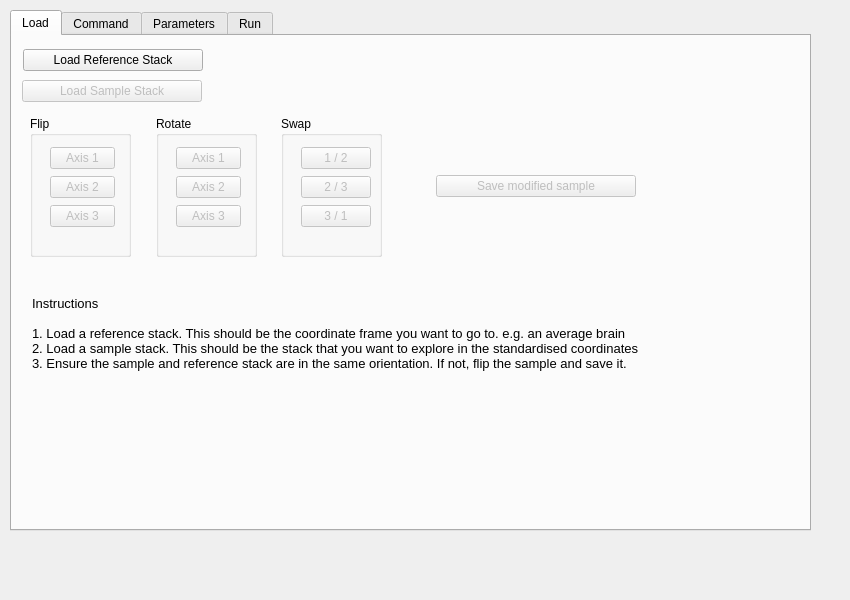
The window that registrationPlugins/elastix_plugin.ui (SainsburyWellcomeCentre/lasagna) describes before a commit, drawn with Qt 5.
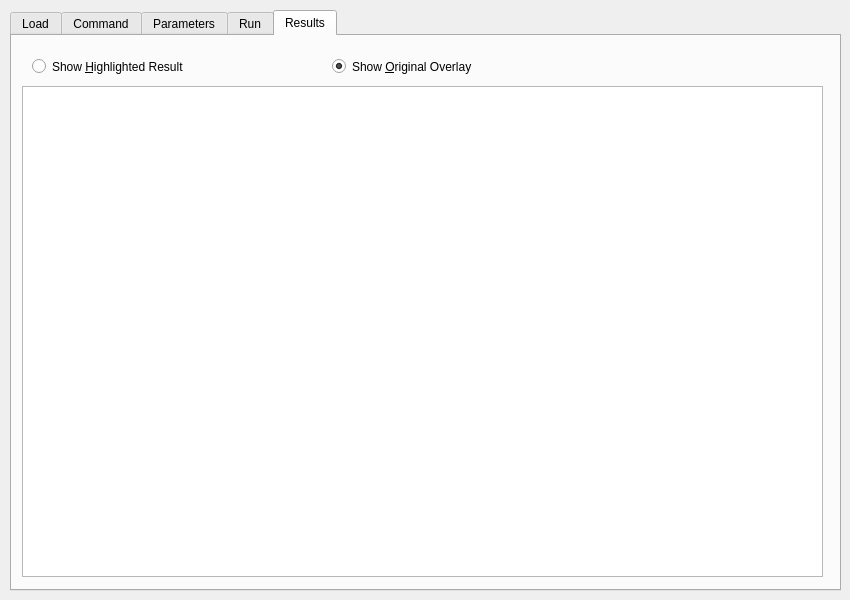
The same window after the commit. The open tabs and pages were chosen to show the change. Icons and pictures are not drawn.

Commit message: GUI modifications: add results tab, add list to run tab, make things a little larger.

What changed in the file:
```diff
--- a/registrationPlugins/elastix_plugin.ui
+++ b/registrationPlugins/elastix_plugin.ui
@@ -31,8 +31,8 @@
     <rect>
      <x>10</x>
      <y>10</y>
-     <width>801</width>
-     <height>521</height>
+     <width>831</width>
+     <height>581</height>
     </rect>
    </property>
    <property name="toolTip">
@@ -69,7 +69,7 @@
       <rect>
        <x>20</x>
        <y>260</y>
-       <width>751</width>
+       <width>781</width>
        <height>171</height>
       </rect>
      </property>
@@ -100,7 +100,7 @@
       <rect>
        <x>10</x>
        <y>40</y>
-       <width>761</width>
+       <width>801</width>
        <height>31</height>
       </rect>
      </property>
@@ -160,7 +160,7 @@
       <rect>
        <x>11</x>
        <y>11</y>
-       <width>758</width>
+       <width>801</width>
        <height>26</height>
       </rect>
      </property>
@@ -217,7 +217,7 @@
       <rect>
        <x>0</x>
        <y>80</y>
-       <width>792</width>
+       <width>811</width>
        <height>141</height>
       </rect>
      </property>
@@ -957,6 +957,60 @@
        <string>Command</string>
       </property>
      </widget>
+    </widget>
+    <widget class="QListView" name="runningRegistrations_ListView">
+     <property name="geometry">
+      <rect>
+       <x>10</x>
+       <y>50</y>
+       <width>801</width>
+       <height>381</height>
+      </rect>
+     </property>
+    </widget>
+   </widget>
+   <widget class="QWidget" name="tab">
+    <attribute name="title">
+     <string>Results</string>
+    </attribute>
+    <widget class="QListView" name="runningRegistrations_ListView_2">
+     <property name="geometry">
+      <rect>
+       <x>10</x>
+       <y>50</y>
+       <width>801</width>
+       <height>491</height>
+      </rect>
+     </property>
+    </widget>
+    <widget class="QRadioButton" name="showHighlightedResult_radioButton">
+     <property name="geometry">
+      <rect>
+       <x>20</x>
+       <y>20</y>
+       <width>231</width>
+       <height>21</height>
+      </rect>
+     </property>
+     <property name="text">
+      <string>Show &amp;Highlighted Result</string>
+     </property>
+    </widget>
+    <widget class="QRadioButton" name="showOriginalOverlay_radioButton">
+     <property name="geometry">
+      <rect>
+       <x>320</x>
+       <y>20</y>
+       <width>231</width>
+       <height>21</height>
+      </rect>
+     </property>
+     <property name="text">
+      <string>Show &amp;Original Overlay</string>
+     </property>
+     <property name="checked">
+      <bool>true</bool>
+     </property>
     </widget>
    </widget>
   </widget>
```
Left out of the diff: 62 changed lines with no effect on the pictures. The commit also changes 1 other file.
